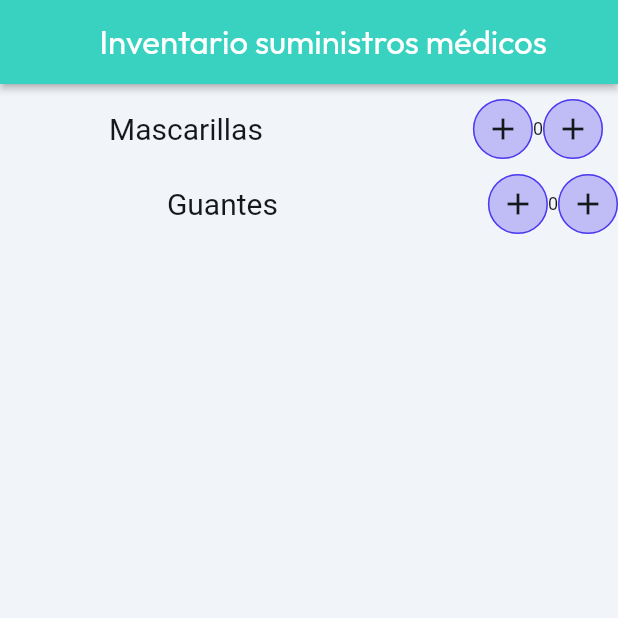
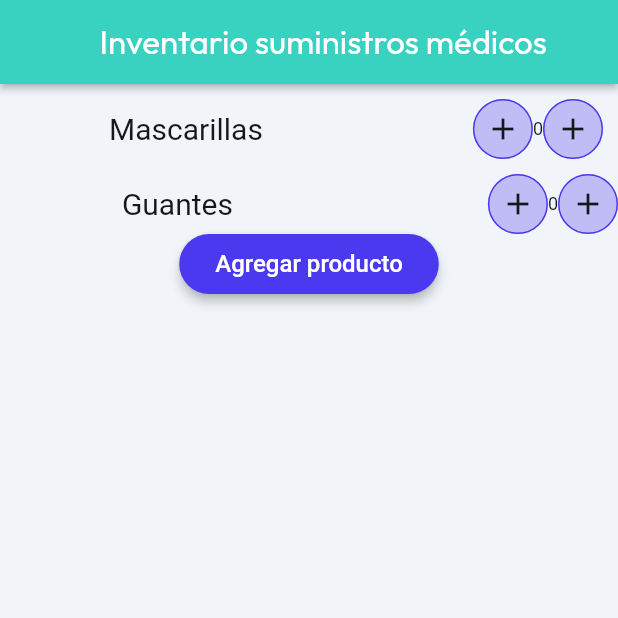
Before and after one commit to geovannymaroto/NisiDental, a Flutter app: the SuministroMedicoWidget screen opened by its route, on a phone screen of 412 x 824 dp, the top half of it. Run offline on Flutter 3.47's test engine with Material 2 defaults, Android fonts, the phone set to English and light mode, and no system bars; drawn by our look-alikes of auto_size_text; our stand-ins replace cloud_firestore, dropdown_button2, firebase_auth, firebase_core, font_awesome_flutter, from_css_color and 10 more; missing offline and left inert: json_path; accounts and stored records are empty; network calls fail; Roboto replaces fonts that are missing (Readex Pro).

Commit message:
Modificaciones en pagina de Inventario.

```diff
--- a/lib/citas/inicio/inicio_widget.dart
+++ b/lib/citas/inicio/inicio_widget.dart
@@ -171,7 +171,7 @@ class _InicioWidgetState extends State<InicioWidget> {
                         await authManager.signOut();
                         GoRouter.of(context).clearRedirectLocation();
 
-                        context.goNamedAuth('HomePage', context.mounted);
+                        context.goNamedAuth('Inicio', context.mounted);
                       },
                       child: Text(
                         'Salir ',
--- a/lib/citas/suministro_medico/suministro_medico_widget.dart
+++ b/lib/citas/suministro_medico/suministro_medico_widget.dart
@@ -147,7 +147,7 @@ class _SuministroMedicoWidgetState extends State<SuministroMedicoWidget> {
                 children: [
                   Padding(
                     padding:
-                        EdgeInsetsDirectional.fromSTEB(0.0, 0.0, 140.0, 0.0),
+                        EdgeInsetsDirectional.fromSTEB(0.0, 0.0, 170.0, 0.0),
                     child: Text(
                       'Guantes',
                       style: FlutterFlowTheme.of(context).bodyMedium.override(
@@ -200,6 +200,48 @@ class _SuministroMedicoWidgetState extends State<SuministroMedicoWidget> {
                   ),
                 ],
               ),
+              Row(
+                mainAxisSize: MainAxisSize.max,
+                mainAxisAlignment: MainAxisAlignment.center,
+                children: [
+                  Align(
+                    alignment: AlignmentDirectional(0.00, 0.00),
+                    child: FFButtonWidget(
+                      onPressed: () {
+                        print('Button pressed ...');
+                      },
+                      text: 'Agregar producto',
+                      options: FFButtonOptions(
+                        height: 40.0,
+                        padding: EdgeInsetsDirectional.fromSTEB(
+                            24.0, 0.0, 24.0, 0.0),
+                        iconPadding:
+                            EdgeInsetsDirectional.fromSTEB(0.0, 0.0, 0.0, 0.0),
+                        color: FlutterFlowTheme.of(context).primary,
+                        textStyle:
+                            FlutterFlowTheme.of(context).titleSmall.override(
+                                  fontFamily: 'Readex Pro',
+                                  color: Colors.white,
+                                ),
+                        elevation: 3.0,
+                        borderSide: BorderSide(
+                          color: Colors.transparent,
+                          width: 1.0,
+                        ),
+                        borderRadius: BorderRadius.circular(20.0),
+                      ),
+                    ),
+                  ),
+                ],
+              ),
+              Align(
+                alignment: AlignmentDirectional(0.00, 0.00),
+                child: Row(
+                  mainAxisSize: MainAxisSize.max,
+                  crossAxisAlignment: CrossAxisAlignment.end,
+                  children: [],
+                ),
+              ),
             ],
           ),
         ),
--- a/lib/flutter_flow/nav/nav.dart
+++ b/lib/flutter_flow/nav/nav.dart
@@ -79,13 +79,14 @@ GoRouter createRouter(AppStateNotifier appStateNotifier) => GoRouter(
       debugLogDiagnostics: true,
       refreshListenable: appStateNotifier,
       errorBuilder: (context, state) =>
-          appStateNotifier.loggedIn ? InicioWidget() : HomePageWidget(),
+          appStateNotifier.loggedIn ? SuministroMedicoWidget() : InicioWidget(),
       routes: [
         FFRoute(
           name: '_initialize',
           path: '/',
-          builder: (context, _) =>
-              appStateNotifier.loggedIn ? InicioWidget() : HomePageWidget(),
+          builder: (context, _) => appStateNotifier.loggedIn
+              ? SuministroMedicoWidget()
+              : InicioWidget(),
         ),
         FFRoute(
           name: 'HomePage',
@@ -337,7 +338,7 @@ class FFRoute {
 
           if (requireAuth && !appStateNotifier.loggedIn) {
             appStateNotifier.setRedirectLocationIfUnset(state.location);
-            return '/homePage';
+            return '/inicio';
           }
           return null;
         },
--- a/lib/pages/home_page/home_page_widget.dart
+++ b/lib/pages/home_page/home_page_widget.dart
@@ -247,7 +247,8 @@ class _HomePageWidgetState extends State<HomePageWidget> {
                             return;
                           }
 
-                          context.goNamedAuth('Inicio', context.mounted);
+                          context.goNamedAuth(
+                              'SuministroMedico', context.mounted);
                         },
                         text: 'Ingresar',
                         options: FFButtonOptions(
@@ -287,7 +288,8 @@ class _HomePageWidgetState extends State<HomePageWidget> {
                             return;
                           }
 
-                          context.goNamedAuth('Inicio', context.mounted);
+                          context.goNamedAuth(
+                              'SuministroMedico', context.mounted);
                         },
                         text: 'Registrar',
                         options: FFButtonOptions(
```
Also changed, not shown: 1 other file.
